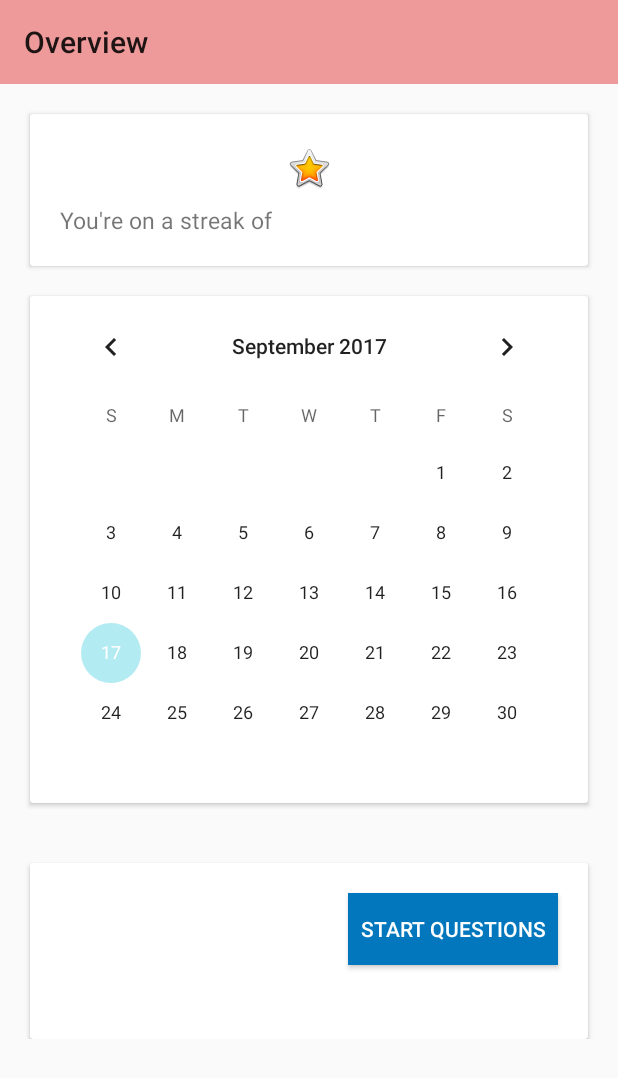
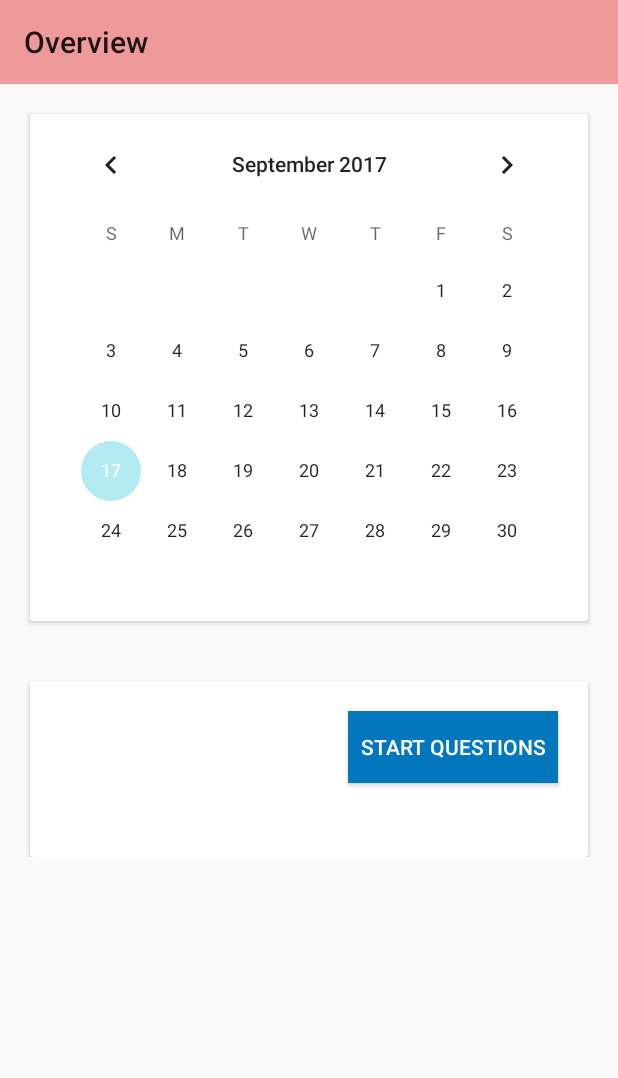
Before and after one commit to CampbellOwen/OneDayAtaTime, an Android app: the screen it shows after launch (Overview_Main), on a phone screen of 412 x 824 dp. Shown: the top 1078 px of the screen. Run offline under Robolectric (Android 15) with nearby library versions, the phone set to English and light mode, and no system bars.

```diff
--- a/app/src/main/java/com/hoobleooble/onedayatatime/Presenter/RVAdapter.java
+++ b/app/src/main/java/com/hoobleooble/onedayatatime/Presenter/RVAdapter.java
@@ -86,6 +86,7 @@ public class RVAdapter extends RecyclerView.Adapter<RecyclerView.ViewHolder>
                 QuestionStringViewHolder qsvh = (QuestionStringViewHolder)holder;
                 qsvh.question.setText(presenter.getQuestions().get(position).getText());
                 qsvh.subText.setText(presenter.getQuestions().get(position).getSubText());
+                qsvh.answer.setText("");
                 break;
         }
     }
--- a/app/src/main/res/layout/overview_layout.xml
+++ b/app/src/main/res/layout/overview_layout.xml
@@ -16,35 +16,35 @@
             android:textColor="@color/textcoloronSecondary"
             android:background="?attr/colorPrimary"/>
 
-        <android.support.v7.widget.CardView
+        <!--<android.support.v7.widget.CardView-->
 
-            android:layout_width="match_parent"
-            android:layout_height="wrap_content"
-            android:layout_marginStart="20dp"
-            android:layout_marginEnd="20dp"
-            android:layout_marginTop="20dp">
+            <!--android:layout_width="match_parent"-->
+            <!--android:layout_height="wrap_content"-->
+            <!--android:layout_marginStart="20dp"-->
+            <!--android:layout_marginEnd="20dp"-->
+            <!--android:layout_marginTop="20dp">-->
 
-            <ImageView
-                android:layout_width="match_parent"
-                android:layout_height="wrap_content"
-                android:layout_gravity="start"
-                android:layout_marginTop="20dp"
-                app:srcCompat="@android:drawable/btn_star_big_on"
-                />
+            <!--<ImageView-->
+                <!--android:layout_width="match_parent"-->
+                <!--android:layout_height="wrap_content"-->
+                <!--android:layout_gravity="start"-->
+                <!--android:layout_marginTop="20dp"-->
+                <!--app:srcCompat="@android:drawable/btn_star_big_on"-->
+                <!--/>-->
 
-            <TextView
-                android:id="@+id/streak_notifier"
-                android:layout_width="match_parent"
-                android:layout_height="wrap_content"
-                android:layout_gravity="start"
-                android:layout_marginTop="60dp"
-                android:layout_marginBottom="20dp"
-                android:layout_marginStart="20dp"
-                android:textSize="15sp"
-                android:text="@string/streak_notifier"
-                />
+            <!--<TextView-->
+                <!--android:id="@+id/streak_notifier"-->
+                <!--android:layout_width="match_parent"-->
+                <!--android:layout_height="wrap_content"-->
+                <!--android:layout_gravity="start"-->
+                <!--android:layout_marginTop="60dp"-->
+                <!--android:layout_marginBottom="20dp"-->
+                <!--android:layout_marginStart="20dp"-->
+                <!--android:textSize="15sp"-->
+                <!--android:text="@string/streak_notifier"-->
+                <!--/>-->
 
-        </android.support.v7.widget.CardView>
+        <!--</android.support.v7.widget.CardView>-->
 
         <android.support.v7.widget.CardView
             xmlns:android="http://schemas.android.com/apk/res/android"
```
